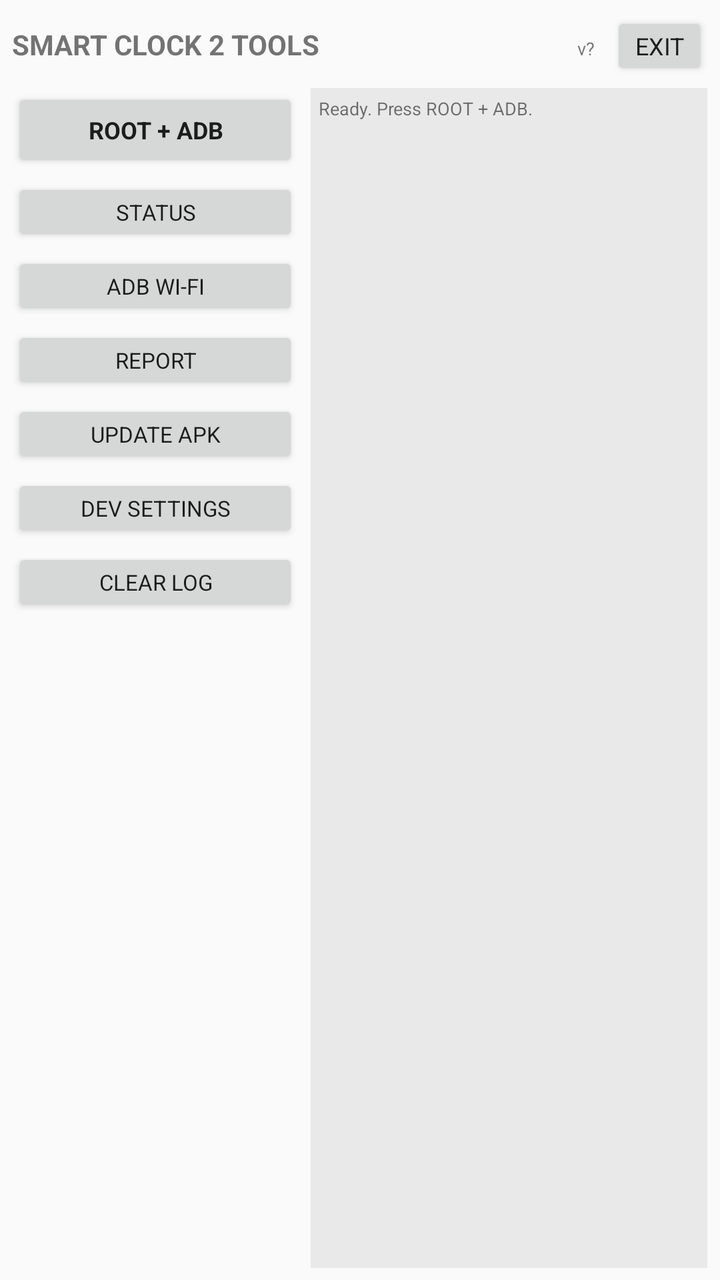
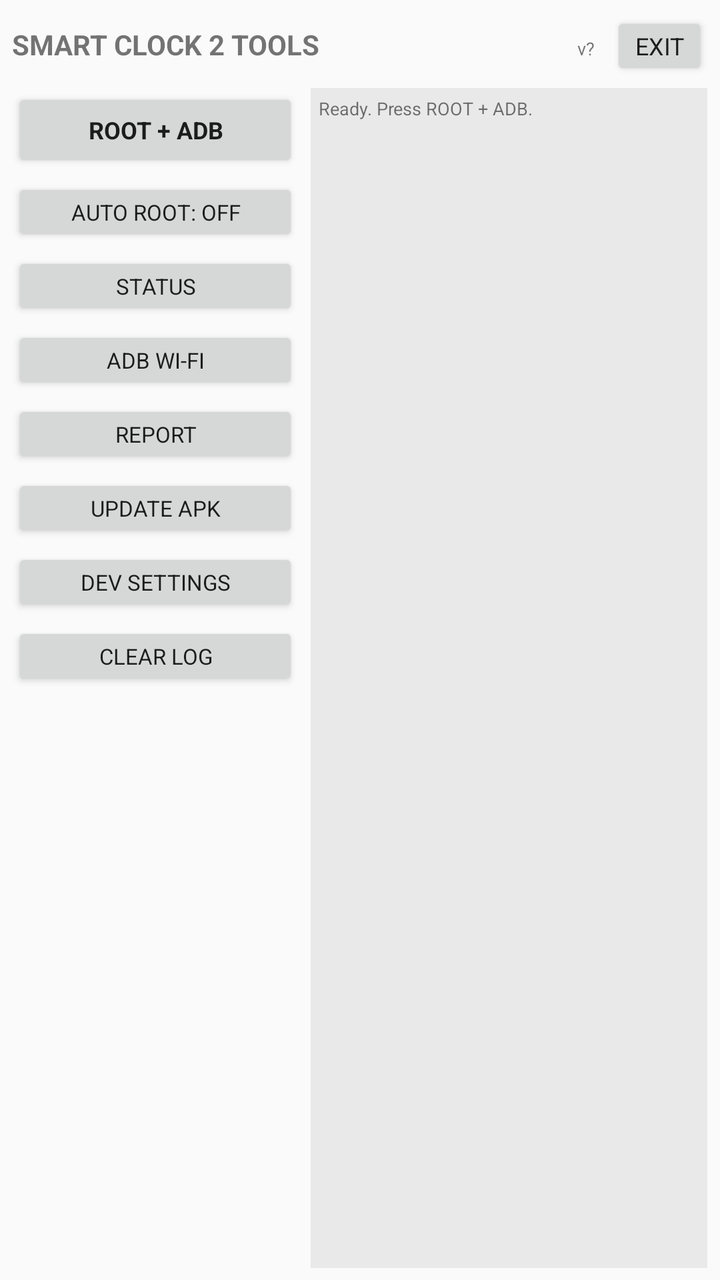

Before-and-after screenshots of an Android layout around one commit, followed by the original layout XML and the change that was made.
<!-- AndroidManifest.xml: application theme AppTheme -->
<!-- res/layout/activity_main.xml -->
<?xml version="1.0" encoding="utf-8"?>
<LinearLayout xmlns:android="http://schemas.android.com/apk/res/android"
    android:layout_width="match_parent"
    android:layout_height="match_parent"
    android:orientation="vertical"
    android:padding="6dp">

    <LinearLayout
        android:layout_width="match_parent"
        android:layout_height="wrap_content"
        android:orientation="horizontal"
        android:paddingBottom="4dp">

        <TextView
            android:id="@+id/appTitle"
            android:layout_width="0dp"
            android:layout_height="wrap_content"
            android:layout_weight="1"
            android:text="SMART CLOCK 2 TOOLS"
            android:textSize="14sp"
            android:textStyle="bold" />

        <TextView
            android:id="@+id/appVersion"
            android:layout_width="wrap_content"
            android:layout_height="wrap_content"
            android:textSize="9sp"
            android:text="v?" />

        
        <Button
            android:id="@+id/btnExit"
            android:layout_width="wrap_content"
            android:layout_height="34dp"
            android:layout_marginStart="8dp"
            android:minHeight="0dp"
            android:minWidth="0dp"
            android:paddingTop="0dp"
            android:paddingBottom="0dp"
            android:paddingStart="12dp"
            android:paddingEnd="12dp"
            android:textSize="12sp"
            android:text="EXIT" />
    </LinearLayout>

    <LinearLayout
        android:layout_width="match_parent"
        android:layout_height="0dp"
        android:layout_weight="1"
        android:orientation="horizontal">

        <ScrollView
            android:layout_width="0dp"
            android:layout_height="match_parent"
            android:layout_weight="0.42"
            android:fillViewport="true">

            <LinearLayout
                android:layout_width="match_parent"
                android:layout_height="wrap_content"
                android:orientation="vertical">

                
                <Button
                    android:id="@+id/btnRootSsh"
                    android:layout_width="match_parent"
                    android:layout_height="42dp"
                    android:minHeight="0dp"
                    android:paddingTop="0dp"
                    android:paddingBottom="0dp"
                    android:layout_marginBottom="3dp"
                    android:text="ROOT + ADB"
                    android:textSize="12sp"
                    android:textStyle="bold" />

                <Button
                    android:id="@+id/btnStatus"
                    android:layout_width="match_parent"
                    android:layout_height="34dp"
                    android:minHeight="0dp"
                    android:paddingTop="0dp"
                    android:paddingBottom="0dp"
                    android:layout_marginBottom="3dp"
                    android:text="STATUS"
                    android:textSize="11sp" />

                <Button
                    android:id="@+id/btnAdbWifi"
                    android:layout_width="match_parent"
                    android:layout_height="34dp"
                    android:minHeight="0dp"
                    android:paddingTop="0dp"
                    android:paddingBottom="0dp"
                    android:layout_marginBottom="3dp"
                    android:text="ADB WI-FI"
                    android:textSize="11sp" />

                <Button
                    android:id="@+id/btnReport"
                    android:layout_width="match_parent"
                    android:layout_height="34dp"
                    android:minHeight="0dp"
                    android:paddingTop="0dp"
                    android:paddingBottom="0dp"
                    android:layout_marginBottom="3dp"
                    android:text="REPORT"
                    android:textSize="11sp" />

                <Button
                    android:id="@+id/btnInstallApk"
                    android:layout_width="match_parent"
                    android:layout_height="34dp"
                    android:minHeight="0dp"
                    android:paddingTop="0dp"
                    android:paddingBottom="0dp"
                    android:layout_marginBottom="3dp"
                    android:text="UPDATE APK"
                    android:textSize="11sp" />

                <Button
                    android:id="@+id/btnOpenDevSettings"
                    android:layout_width="match_parent"
                    android:layout_height="34dp"
                    android:minHeight="0dp"
                    android:paddingTop="0dp"
                    android:paddingBottom="0dp"
                    android:layout_marginBottom="3dp"
                    android:text="DEV SETTINGS"
                    android:textSize="11sp" />

                <Button
                    android:id="@+id/btnClearLog"
                    android:layout_width="match_parent"
                    android:layout_height="34dp"
                    android:minHeight="0dp"
                    android:paddingTop="0dp"
                    android:paddingBottom="0dp"
                    android:text="CLEAR LOG"
                    android:textSize="11sp" />
            </LinearLayout>
        </ScrollView>

        <ScrollView
            android:id="@+id/logScroll"
            android:layout_width="0dp"
            android:layout_height="match_parent"
            android:layout_weight="0.58"
            android:layout_marginStart="6dp"
            android:background="#11000000">

            <TextView
                android:id="@+id/statusText"
                android:layout_width="match_parent"
                android:layout_height="wrap_content"
                android:padding="4dp"
                android:textSize="9sp"
                android:typeface="monospace"
                android:textIsSelectable="true"
                android:text="Ready. Press ROOT + ADB." />
        </ScrollView>
    </LinearLayout>
</LinearLayout>
<!-- resources referenced by this layout -->
<resources>
  <style name="AppTheme" parent="android:Theme.Material.Light.NoActionBar">
          <item name="android:fontFamily">sans-serif</item>
          <item name="android:colorAccent">#0B7285</item>
      </style>
</resources>

<!-- the commit's change to res/layout/activity_main.xml (unified diff, before → after) -->
@@ -72,6 +72,17 @@
                     android:text="ROOT + ADB"
                     android:textSize="12sp"
                     android:textStyle="bold" />
+
+                <Button
+                    android:id="@+id/btnAutoRoot"
+                    android:layout_width="match_parent"
+                    android:layout_height="34dp"
+                    android:minHeight="0dp"
+                    android:paddingTop="0dp"
+                    android:paddingBottom="0dp"
+                    android:layout_marginBottom="3dp"
+                    android:text="AUTO ROOT: OFF"
+                    android:textSize="11sp" />
 
                 <Button
                     android:id="@+id/btnStatus"
